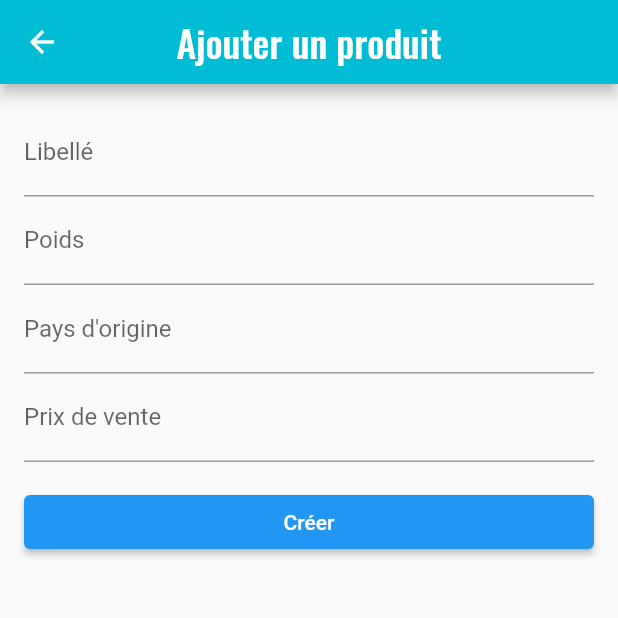
After one commit to M0onstruck/dolibarrMobile, a Flutter app: the NewProduct screen opened directly, on a phone screen of 412 x 824 dp, the top half of it. The commit adds this screen. Run offline on Flutter 3.47's test engine with Material 2 defaults, Android fonts, the phone set to English and light mode, and no system bars; our stand-ins replace google_fonts; missing offline and left inert: dart:ffi; network calls fail.

Commit message:
Rassemblement des modules utilisateurs et produits

```diff
--- a/lib/screens/home/home_screen.dart
+++ b/lib/screens/home/home_screen.dart
@@ -25,7 +25,7 @@ class HomeScreen extends StatelessWidget {
             image_path: 'assets/images/utilisateurs.png',
           ),
           MyNavButton(
-            page: All_Products(),
+            page: All_products(),
             nom: 'Produits',
             image_path: 'assets/images/produits.png',
           ),
--- /dev/null
+++ b/lib/screens/products/new_product.dart
@@ -0,0 +1,60 @@
+import 'package:flutter/material.dart';
+import 'package:flutter/src/widgets/framework.dart';
+import 'package:flutter/src/widgets/placeholder.dart';
+import 'package:google_fonts/google_fonts.dart';
+
+class NewProduct extends StatefulWidget {
+  const NewProduct({super.key});
+
+  @override
+  State<NewProduct> createState() => _NewProductState();
+}
+
+class _NewProductState extends State<NewProduct> {
+  @override
+  Widget build(BuildContext context) {
+    final _formKey = GlobalKey<FormState>();
+    return Scaffold(
+      appBar: AppBar(
+        title: Text(
+          'Ajouter un produit',
+          style: GoogleFonts.oswald(fontSize: 25),
+        ),
+        centerTitle: true,
+        backgroundColor: Colors.cyan,
+      ),
+      body: Padding(
+        padding: const EdgeInsets.all(16.0),
+        child: Form(
+          key: _formKey,
+          child: SingleChildScrollView(
+            child: Column(
+              crossAxisAlignment: CrossAxisAlignment.stretch,
+              children: <Widget>[
+                TextFormField(
+                  decoration: InputDecoration(labelText: 'Libellé'),
+                ),
+                TextFormField(
+                  decoration: InputDecoration(labelText: 'Poids'),
+                  keyboardType: TextInputType.number,
+                ),
+                TextFormField(
+                  decoration: InputDecoration(labelText: 'Pays d\'origine'),
+                ),
+                TextFormField(
+                  decoration: InputDecoration(labelText: 'Prix de vente'),
+                  keyboardType: TextInputType.number,
+                ),
+                SizedBox(height: 16.0),
+                ElevatedButton(
+                  child: Text('Créer'),
+                  onPressed: () {},
+                ),
+              ],
+            ),
+          ),
+        ),
+      ),
+    );
+  }
+}
```
Also changed, not shown: lib/classes/product.dart (added, +27 -0 lines), lib/screens/products/empty_page.dart (added, +27 -0 lines), lib/screens/products/products_page.dart (+116 -12 lines), lib/screens/users/create_user.dart (added, +12 -0 lines), lib/screens/users/login_page.dart (+5 -15 lines), lib/screens/users/users_page.dart (+8 -1 lines), assets/images/emptybox.png (added), assets/images/newproduct.png (added).
